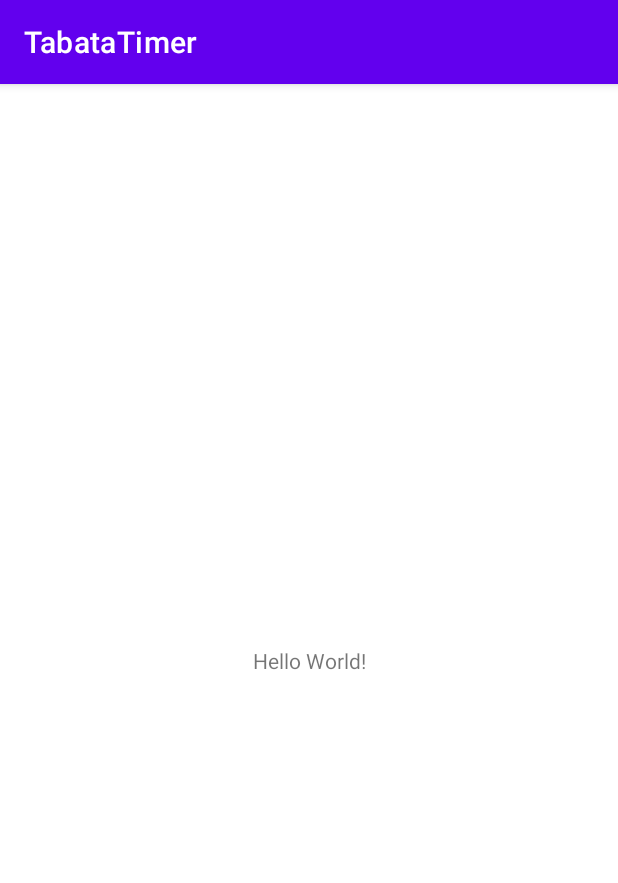
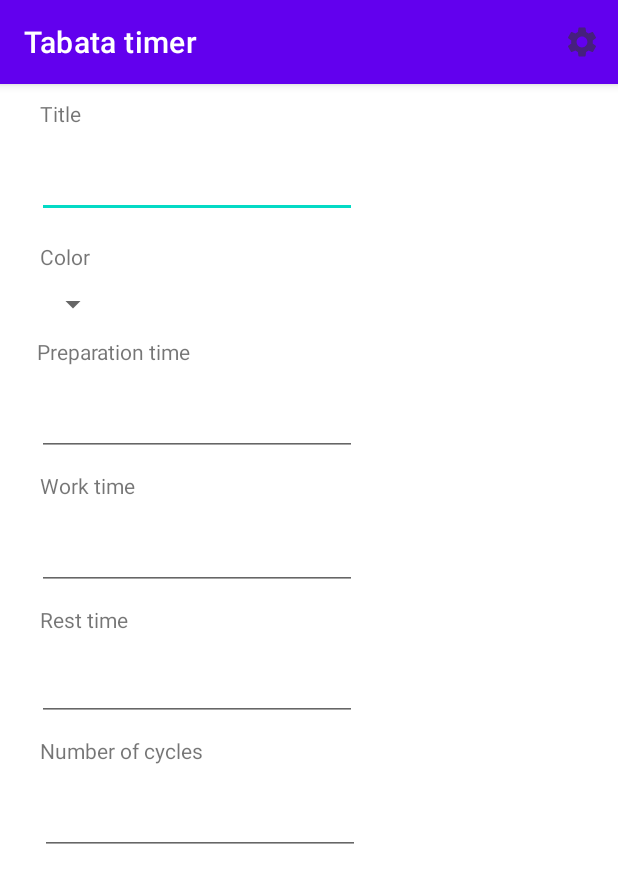
Before and after one commit to Mars1830/ANDROID-AUTUMN-2020.v2, an Android app: the screen it shows after launch (MainActivity), on a phone screen of 412 x 824 dp. Shown: the top 883 px of the screen. Run offline under Robolectric (Android 15) with nearby library versions, the phone set to English and light mode, and no system bars.

Commit message:
Add/Edit fragment added

```diff
--- /dev/null
+++ b/app/src/main/java/com/example/tabatatimer/EditTimerFragment.kt
@@ -0,0 +1,59 @@
+package com.example.tabatatimer
+
+import android.os.Bundle
+import androidx.fragment.app.Fragment
+import android.view.LayoutInflater
+import android.view.View
+import android.view.ViewGroup
+
+// TODO: Rename parameter arguments, choose names that match
+// the fragment initialization parameters, e.g. ARG_ITEM_NUMBER
+private const val ARG_PARAM1 = "param1"
+private const val ARG_PARAM2 = "param2"
+
+/**
+ * A simple [Fragment] subclass.
+ * Use the [EditTimerFragment.newInstance] factory method to
+ * create an instance of this fragment.
+ */
+class EditTimerFragment : Fragment() {
+    // TODO: Rename and change types of parameters
+    private var param1: String? = null
+    private var param2: String? = null
+
+    override fun onCreate(savedInstanceState: Bundle?) {
+        super.onCreate(savedInstanceState)
+        arguments?.let {
+            param1 = it.getString(ARG_PARAM1)
+            param2 = it.getString(ARG_PARAM2)
+        }
+    }
+
+    override fun onCreateView(
+        inflater: LayoutInflater, container: ViewGroup?,
+        savedInstanceState: Bundle?
+    ): View? {
+        // Inflate the layout for this fragment
+        return inflater.inflate(R.layout.fragment_edit_timer, container, false)
+    }
+
+    companion object {
+        /**
+         * Use this factory method to create a new instance of
+         * this fragment using the provided parameters.
+         *
+         * @param param1 Parameter 1.
+         * @param param2 Parameter 2.
+         * @return A new instance of fragment EditTimerFragment.
+         */
+        // TODO: Rename and change types and number of parameters
+        @JvmStatic
+        fun newInstance(param1: String, param2: String) =
+            EditTimerFragment().apply {
+                arguments = Bundle().apply {
+                    putString(ARG_PARAM1, param1)
+                    putString(ARG_PARAM2, param2)
+                }
+            }
+    }
+}
--- /dev/null
+++ b/app/src/main/java/com/example/tabatatimer/EditTimerViewModel.kt
@@ -0,0 +1,7 @@
+package com.example.tabatatimer
+
+import androidx.lifecycle.ViewModel
+
+class EditTimerViewModel : ViewModel() {
+
+}
--- a/app/src/main/java/com/example/tabatatimer/MainActivity.kt
+++ b/app/src/main/java/com/example/tabatatimer/MainActivity.kt
@@ -1,11 +1,18 @@
 package com.example.tabatatimer
 
+import android.os.Bundle
+import android.view.Menu
 import androidx.appcompat.app.AppCompatActivity
-import android.os.Bundle
+
 
 class MainActivity : AppCompatActivity() {
     override fun onCreate(savedInstanceState: Bundle?) {
         super.onCreate(savedInstanceState)
         setContentView(R.layout.activity_main)
     }
+
+    override fun onCreateOptionsMenu(menu: Menu?): Boolean {
+        menuInflater.inflate(R.menu.main, menu)
+        return true
+    }
 }
--- /dev/null
+++ b/app/src/main/java/com/example/tabatatimer/Sequence.kt
@@ -0,0 +1,9 @@
+package com.example.tabatatimer
+
+class Sequence(public var prepare: Int,
+               public var work: Int,
+               public var rest: Int,
+               public var cycles: Int,
+               public var cooldown: Int) {
+
+}
--- /dev/null
+++ b/app/src/main/java/com/example/tabatatimer/SequencesListFragment.kt
@@ -0,0 +1,29 @@
+package com.example.tabatatimer
+
+import android.os.Bundle
+import androidx.fragment.app.Fragment
+import androidx.recyclerview.widget.GridLayoutManager
+import androidx.recyclerview.widget.LinearLayoutManager
+import androidx.recyclerview.widget.RecyclerView
+import android.view.LayoutInflater
+import android.view.View
+import android.view.ViewGroup
+
+/**
+ * A fragment representing a list of Items.
+ */
+class SequencesListFragment : Fragment() {
+
+    private var columnCount = 1
+
+    override fun onCreate(savedInstanceState: Bundle?) {
+        super.onCreate(savedInstanceState)
+    }
+
+    override fun onCreateView(inflater: LayoutInflater, container: ViewGroup?,
+                              savedInstanceState: Bundle?): View? {
+        val view = inflater.inflate(R.layout.fragment_sequences_list, container, false)
+
+        return view
+    }
+}
--- /dev/null
+++ b/app/src/main/res/drawable-anydpi/settings.xml
@@ -0,0 +1,11 @@
+<vector xmlns:android="http://schemas.android.com/apk/res/android"
+    android:width="24dp"
+    android:height="24dp"
+    android:viewportWidth="24"
+    android:viewportHeight="24"
+    android:tint="#333333"
+    android:alpha="0.6">
+  <path
+      android:fillColor="@android:color/white"
+      android:pathData="M19.14,12.94c0.04,-0.3 0.06,-0.61 0.06,-0.94c0,-0.32 -0.02,-0.64 -0.07,-0.94l2.03,-1.58c0.18,-0.14 0.23,-0.41 0.12,-0.61l-1.92,-3.32c-0.12,-0.22 -0.37,-0.29 -0.59,-0.22l-2.39,0.96c-0.5,-0.38 -1.03,-0.7 -1.62,-0.94L14.4,2.81c-0.04,-0.24 -0.24,-0.41 -0.48,-0.41h-3.84c-0.24,0 -0.43,0.17 -0.47,0.41L9.25,5.35C8.66,5.59 8.12,5.92 7.63,6.29L5.24,5.33c-0.22,-0.08 -0.47,0 -0.59,0.22L2.74,8.87C2.62,9.08 2.66,9.34 2.86,9.48l2.03,1.58C4.84,11.36 4.8,11.69 4.8,12s0.02,0.64 0.07,0.94l-2.03,1.58c-0.18,0.14 -0.23,0.41 -0.12,0.61l1.92,3.32c0.12,0.22 0.37,0.29 0.59,0.22l2.39,-0.96c0.5,0.38 1.03,0.7 1.62,0.94l0.36,2.54c0.05,0.24 0.24,0.41 0.48,0.41h3.84c0.24,0 0.44,-0.17 0.47,-0.41l0.36,-2.54c0.59,-0.24 1.13,-0.56 1.62,-0.94l2.39,0.96c0.22,0.08 0.47,0 0.59,-0.22l1.92,-3.32c0.12,-0.22 0.07,-0.47 -0.12,-0.61L19.14,12.94zM12,15.6c-1.98,0 -3.6,-1.62 -3.6,-3.6s1.62,-3.6 3.6,-3.6s3.6,1.62 3.6,3.6S13.98,15.6 12,15.6z"/>
+</vector>
--- a/app/src/main/res/layout/activity_main.xml
+++ b/app/src/main/res/layout/activity_main.xml
@@ -6,13 +6,14 @@
     android:layout_height="match_parent"
     tools:context=".MainActivity">
 
-    <TextView
-        android:layout_width="wrap_content"
-        android:layout_height="wrap_content"
-        android:text="Hello World!"
+    <fragment
+        android:id="@+id/fragment"
+        android:name="com.example.tabatatimer.EditTimerFragment"
+        android:layout_width="match_parent"
+        android:layout_height="match_parent"
         app:layout_constraintBottom_toBottomOf="parent"
-        app:layout_constraintLeft_toLeftOf="parent"
-        app:layout_constraintRight_toRightOf="parent"
-        app:layout_constraintTop_toTopOf="parent" />
-
+        app:layout_constraintEnd_toEndOf="parent"
+        app:layout_constraintStart_toStartOf="parent"
+        app:layout_constraintTop_toTopOf="parent"
+        app:layout_constraintVertical_bias="0.296" />
 </androidx.constraintlayout.widget.ConstraintLayout>
--- /dev/null
+++ b/app/src/main/res/layout/fragment_edit_timer.xml
@@ -0,0 +1,172 @@
+<?xml version="1.0" encoding="utf-8"?>
+<FrameLayout xmlns:android="http://schemas.android.com/apk/res/android"
+    xmlns:app="http://schemas.android.com/apk/res-auto"
+    xmlns:tools="http://schemas.android.com/tools"
+    android:layout_width="match_parent"
+    android:layout_height="match_parent"
+    tools:context=".EditTimerFragment">
+
+    <androidx.constraintlayout.widget.ConstraintLayout
+        android:layout_width="match_parent"
+        android:layout_height="741dp">
+
+        <TextView
+            android:id="@+id/title"
+            android:layout_width="28dp"
+            android:layout_height="19dp"
+            android:layout_marginStart="12dp"
+            android:layout_marginTop="10dp"
+            android:text="@string/title"
+            app:layout_constraintEnd_toEndOf="parent"
+            app:layout_constraintHorizontal_bias="0.04"
+            app:layout_constraintStart_toStartOf="parent"
+            app:layout_constraintTop_toTopOf="parent" />
+
+        <EditText
+            android:id="@+id/editTitle"
+            android:layout_width="213dp"
+            android:layout_height="50dp"
+            android:layout_marginStart="10dp"
+            android:layout_marginTop="10dp"
+            android:ems="10"
+            android:inputType="text"
+            android:text=""
+            app:layout_constraintEnd_toEndOf="parent"
+            app:layout_constraintHorizontal_bias="0.079"
+            app:layout_constraintStart_toStartOf="parent"
+            app:layout_constraintTop_toBottomOf="@+id/title"
+            android:autofillHints="" />
+
+        <TextView
+            android:id="@+id/color"
+            android:layout_width="wrap_content"
+            android:layout_height="19dp"
+            android:layout_marginStart="12dp"
+            android:layout_marginTop="16dp"
+            android:text="@string/color"
+            app:layout_constraintEnd_toEndOf="parent"
+            app:layout_constraintHorizontal_bias="0.04"
+            app:layout_constraintStart_toStartOf="parent"
+            app:layout_constraintTop_toBottomOf="@+id/editTitle" />
+
+        <Spinner
+            android:id="@+id/spinnerColor"
+            android:layout_width="48dp"
+            android:layout_height="24dp"
+            android:layout_marginStart="10dp"
+            android:layout_marginTop="10dp"
+            app:layout_constraintEnd_toEndOf="parent"
+            app:layout_constraintHorizontal_bias="0.042"
+            app:layout_constraintStart_toStartOf="parent"
+            app:layout_constraintTop_toBottomOf="@+id/color" />
+
+        <TextView
+            android:id="@+id/prepTime"
+            android:layout_width="106dp"
+            android:layout_height="19dp"
+            android:layout_marginStart="12dp"
+            android:layout_marginTop="10dp"
+            android:text="@string/preparation_time"
+            app:layout_constraintEnd_toEndOf="parent"
+            app:layout_constraintHorizontal_bias="0.044"
+            app:layout_constraintStart_toStartOf="parent"
+            app:layout_constraintTop_toBottomOf="@+id/spinnerColor" />
+
+        <EditText
+            android:id="@+id/editPrepTime"
+            android:layout_width="213dp"
+            android:layout_height="50dp"
+            android:layout_marginStart="10dp"
+            android:layout_marginTop="10dp"
+            android:ems="10"
+            android:inputType="number"
+            android:text=""
+            app:layout_constraintEnd_toEndOf="parent"
+            app:layout_constraintHorizontal_bias="0.079"
+            app:layout_constraintStart_toStartOf="parent"
+            app:layout_constraintTop_toBottomOf="@+id/prepTime"
+            android:autofillHints="" />
+
+        <TextView
+            android:id="@+id/workTime"
+            android:layout_width="65dp"
+            android:layout_height="19dp"
+            android:layout_marginStart="12dp"
+            android:layout_marginTop="10dp"
+            android:text="@string/work_time"
+            app:layout_constraintEnd_toEndOf="parent"
+            app:layout_constraintHorizontal_bias="0.044"
+            app:layout_constraintStart_toStartOf="parent"
+            app:layout_constraintTop_toBottomOf="@+id/editPrepTime" />
+
+        <EditText
+            android:id="@+id/editWorkTime"
+            android:layout_width="213dp"
+            android:layout_height="50dp"
+            android:layout_marginStart="10dp"
+            android:layout_marginTop="10dp"
+            android:ems="10"
+            android:inputType="number"
+            android:text=""
+            app:layout_constraintEnd_toEndOf="parent"
+            app:layout_constraintHorizontal_bias="0.079"
+            app:layout_constraintStart_toStartOf="parent"
+            app:layout_constraintTop_toBottomOf="@+id/workTime"
+            android:autofillHints="" />
+
+        <TextView
+            android:id="@+id/restTime"
+            android:layout_width="61dp"
+            android:layout_height="19dp"
+            android:layout_marginStart="12dp"
+            android:layout_marginTop="10dp"
+            android:text="@string/rest_time"
+            app:layout_constraintEnd_toEndOf="parent"
+            app:layout_constraintHorizontal_bias="0.044"
+            app:layout_constraintStart_toStartOf="parent"
+            app:layout_constraintTop_toBottomOf="@+id/editWorkTime" />
+
+        <EditText
+            android:id="@+id/editRestTime"
+            android:layout_width="213dp"
+            android:layout_height="50dp"
+            android:layout_marginStart="10dp"
+            android:layout_marginTop="8dp"
+            android:ems="10"
+            android:inputType="number"
+            android:text=""
+            app:layout_constraintEnd_toEndOf="parent"
+            app:layout_constraintHorizontal_bias="0.079"
+            app:layout_constraintStart_toStartOf="parent"
+            app:layout_constraintTop_toBottomOf="@+id/restTime"
+            android:autofillHints="" />
+
+        <TextView
+            android:id="@+id/cyclesNumber"
+            android:layout_width="111dp"
+            android:layout_height="19dp"
+            android:layout_marginStart="12dp"
+            android:layout_marginTop="10dp"
+            android:text="@string/cycles_number"
+            app:layout_constraintEnd_toEndOf="parent"
+            app:layout_constraintHorizontal_bias="0.051"
+            app:layout_constraintStart_toStartOf="parent"
+            app:layout_constraintTop_toBottomOf="@+id/editRestTime" />
+
+        <EditText
+            android:id="@+id/editCyclesNumber"
+            android:layout_width="213dp"
+            android:layout_height="50dp"
+            android:layout_marginStart="12dp"
+            android:layout_marginTop="10dp"
+            android:ems="10"
+            android:inputType="number"
+            android:text=""
+            app:layout_constraintEnd_toEndOf="parent"
+            app:layout_constraintHorizontal_bias="0.079"
+            app:layout_constraintStart_toStartOf="parent"
+            app:layout_constraintTop_toBottomOf="@+id/cyclesNumber"
+            android:autofillHints="" />
+    </androidx.constraintlayout.widget.ConstraintLayout>
+
+</FrameLayout>
--- /dev/null
+++ b/app/src/main/res/layout/fragment_sequences_list.xml
@@ -0,0 +1,20 @@
+<?xml version="1.0" encoding="utf-8"?>
+<LinearLayout xmlns:android="http://schemas.android.com/apk/res/android"
+    android:layout_width="wrap_content"
+    android:layout_height="wrap_content"
+    android:orientation="horizontal">
+
+    <!--TextView
+        android:id="@+id/item_number"
+        android:layout_width="wrap_content"
+        android:layout_height="wrap_content"
+        android:layout_margin="@dimen/text_margin"
+        android:textAppearance="?attr/textAppearanceListItem" />
+
+    <TextView
+        android:id="@+id/content"
+        android:layout_width="wrap_content"
+        android:layout_height="wrap_content"
+        android:layout_margin="@dimen/text_margin"
+        android:textAppearance="?attr/textAppearanceListItem" /-->
+</LinearLayout>
--- /dev/null
+++ b/app/src/main/res/menu/main.xml
@@ -0,0 +1,8 @@
+<?xml version="1.0" encoding="utf-8"?>
+<menu xmlns:android="http://schemas.android.com/apk/res/android"
+    xmlns:app="http://schemas.android.com/apk/res-auto">
+    <item android:id="@+id/settings"
+        android:icon="@drawable/settings"
+        app:showAsAction="always"
+        android:title="@string/settings"/>
+</menu>
--- /dev/null
+++ b/app/src/main/res/navigation/nav_graph.xml
@@ -0,0 +1,5 @@
+<?xml version="1.0" encoding="utf-8"?>
+<navigation xmlns:android="http://schemas.android.com/apk/res/android"
+    xmlns:app="http://schemas.android.com/apk/res-auto" android:id="@+id/nav_graph">
+
+</navigation>
--- /dev/null
+++ b/app/src/main/res/values/dimens.xml
@@ -0,0 +1,4 @@
+<?xml version="1.0" encoding="utf-8"?>
+<resources>
+    <dimen name="text_margin">16dp</dimen>
+</resources>
--- a/app/src/main/res/values/strings.xml
+++ b/app/src/main/res/values/strings.xml
@@ -1,3 +1,12 @@
 <resources>
-    <string name="app_name">TabataTimer</string>
+    <string name="app_name">Tabata timer</string>
+    <string name="settings">Settings</string>
+    <!-- TODO: Remove or change this placeholder text -->
+    <string name="hello_blank_fragment">Hello blank fragment</string>
+    <string name="title">Title</string>
+    <string name="color">Color</string>
+    <string name="preparation_time">Preparation time</string>
+    <string name="work_time">Work time</string>
+    <string name="rest_time">Rest time</string>
+    <string name="cycles_number">Number of cycles</string>
 </resources>
```
Also changed, not shown: app/build.gradle (+17 -0 lines), app/src/main/res/drawable-hdpi/settings.png (added), app/src/main/res/drawable-mdpi/settings.png (added), app/src/main/res/drawable-xhdpi/settings.png (added), app/src/main/res/drawable-xxhdpi/settings.png (added), app/src/main/settings-playstore.png (added).
